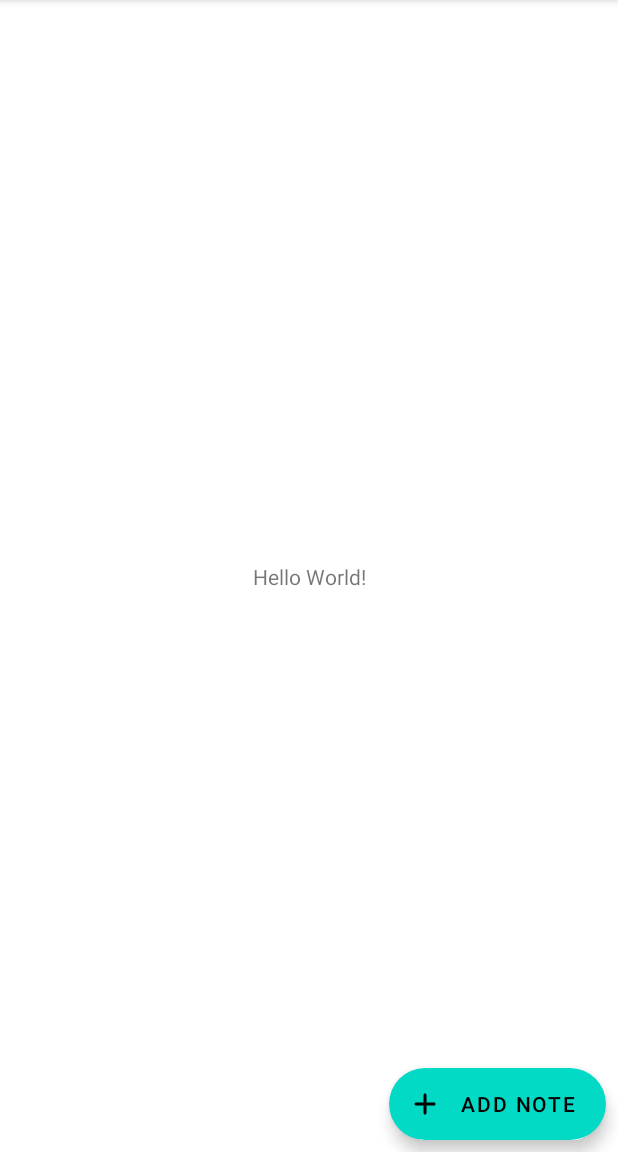
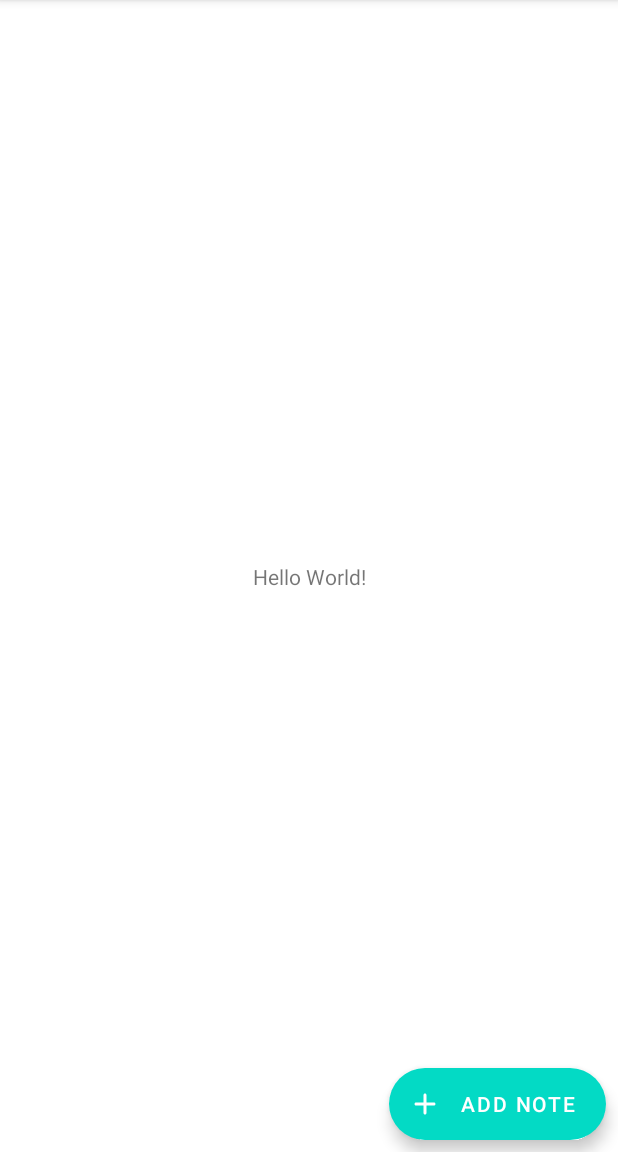
Before and after one commit to omi-72/Notes_Cit, an Android app: the screen it shows after launch (MainActivity), on a phone screen of 412 x 824 dp, the part 84-1236 px from its top. Run offline under Robolectric (Android 15) with nearby library versions, the phone set to English and light mode, and no system bars; our stand-ins replace Room's generated code.

Commit message:
add activity design done

```diff
--- a/app/src/main/res/layout/activity_main.xml
+++ b/app/src/main/res/layout/activity_main.xml
@@ -21,7 +21,8 @@
         app:layout_constraintEnd_toEndOf="parent"
         android:layout_margin="8dp"
         android:text="Add Note"
-
+        app:iconTint="@color/white"
+        android:textColor="@color/white"
         app:icon="@drawable/ic_round_add_24"
         android:layout_height="wrap_content"/>
 
```
